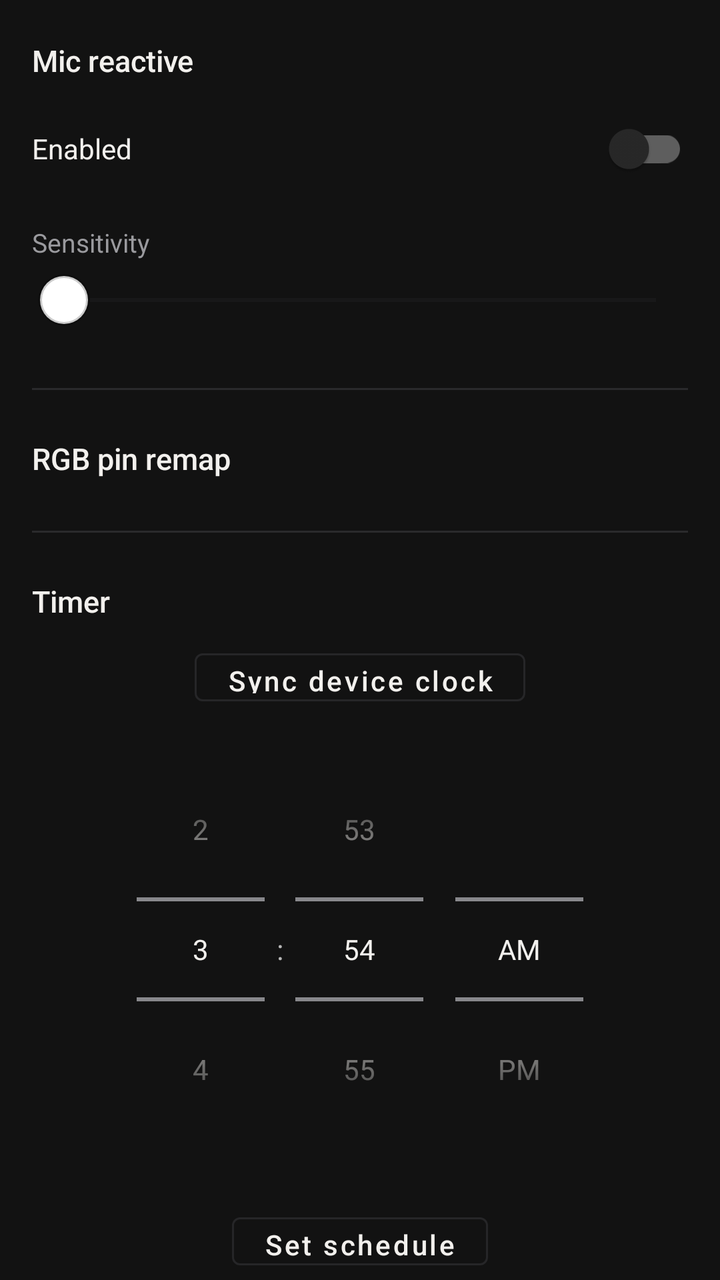
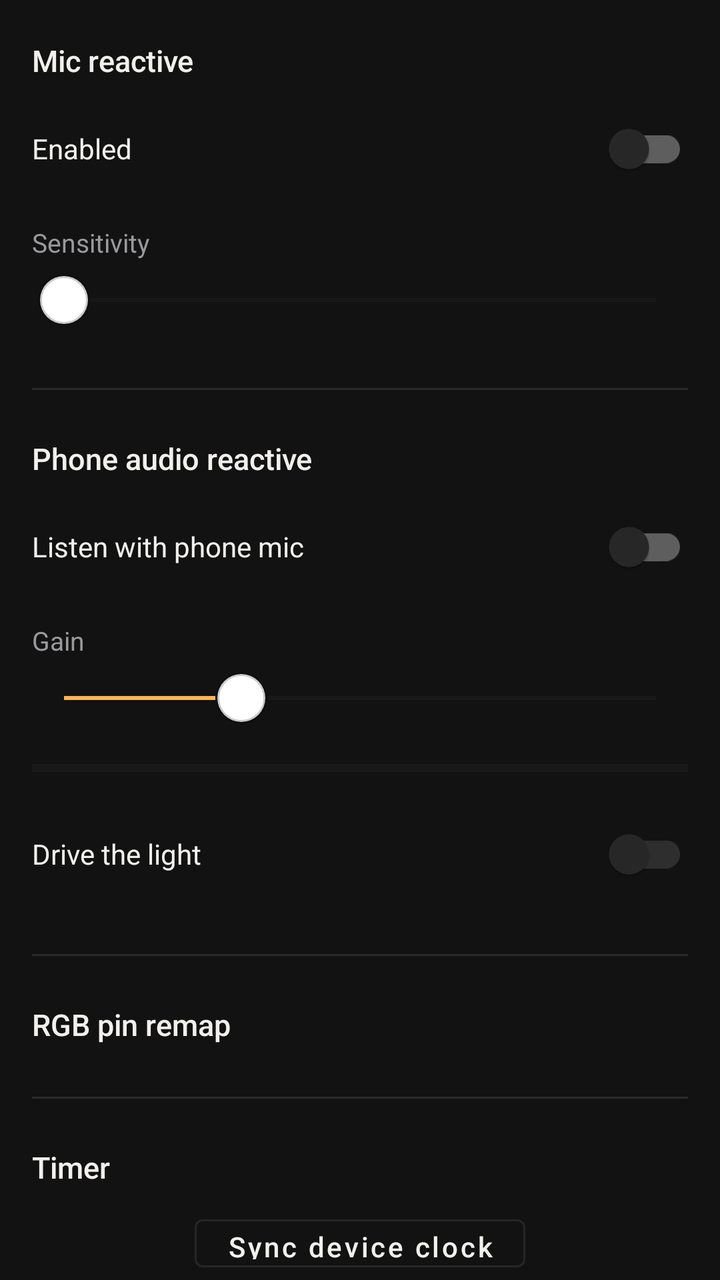

Two renders of the same Android screen: before a commit and after it. Below are the layout's source before the change and the commit's diff.
<!-- AndroidManifest.xml: application theme Theme.MelkLight -->
<!-- res/layout/fragment_more.xml -->
<?xml version="1.0" encoding="utf-8"?>
<androidx.core.widget.NestedScrollView xmlns:android="http://schemas.android.com/apk/res/android"
    xmlns:app="http://schemas.android.com/apk/res-auto"
    android:layout_width="match_parent"
    android:layout_height="match_parent"
    android:background="@color/bg">

    <LinearLayout
        android:layout_width="match_parent"
        android:layout_height="wrap_content"
        android:orientation="vertical"
        android:padding="16dp">

        
        <TextView style="@style/SectionTitle" android:text="@string/section_mic" android:paddingTop="4dp" />
        <com.google.android.material.switchmaterial.SwitchMaterial
            android:id="@+id/micSwitch"
            android:layout_width="match_parent"
            android:layout_height="wrap_content"
            android:textColor="@color/text_primary"
            android:text="@string/label_mic_enabled" />

        <TextView style="@style/SliderLabel" android:text="@string/label_sensitivity" android:paddingTop="14dp" android:paddingBottom="2dp" />
        <SeekBar android:id="@+id/micSensitivitySeek" style="@style/PlainSlider" />

        <com.google.android.material.chip.ChipGroup
            android:id="@+id/micEqChipGroup"
            android:layout_width="match_parent"
            android:layout_height="wrap_content"
            android:layout_marginTop="10dp"
            app:singleSelection="true"
            app:chipSpacingHorizontal="8dp" />

        <View style="@style/Divider" />

        
        <TextView style="@style/SectionTitle" android:text="@string/section_pin_remap" />
        <com.google.android.material.chip.ChipGroup
            android:id="@+id/pinChipGroup"
            android:layout_width="match_parent"
            android:layout_height="wrap_content"
            app:singleSelection="true"
            app:chipSpacingHorizontal="8dp" />

        <View style="@style/Divider" />

        
        <TextView style="@style/SectionTitle" android:text="@string/section_timer" />
        <com.google.android.material.button.MaterialButton
            android:id="@+id/syncTimeButton"
            style="@style/ModeToggleButton"
            android:layout_width="wrap_content"
            android:layout_gravity="center_horizontal"
            android:text="@string/action_sync_time"
            android:layout_marginBottom="12dp" />

        <TimePicker
            android:id="@+id/scheduleTimePicker"
            android:layout_width="wrap_content"
            android:layout_height="wrap_content"
            android:layout_gravity="center_horizontal"
            android:timePickerMode="spinner" />

        <com.google.android.material.chip.ChipGroup
            android:id="@+id/weekdayChipGroup"
            android:layout_width="wrap_content"
            android:layout_height="wrap_content"
            android:layout_gravity="center_horizontal"
            android:layout_marginTop="8dp"
            app:singleSelection="false"
            app:chipSpacingHorizontal="6dp" />

        <com.google.android.material.button.MaterialButton
            android:id="@+id/setScheduleButton"
            style="@style/ModeToggleButton"
            android:layout_width="wrap_content"
            android:layout_gravity="center_horizontal"
            android:text="@string/action_set_schedule"
            android:layout_marginTop="14dp"
            android:layout_marginBottom="32dp" />

    </LinearLayout>
</androidx.core.widget.NestedScrollView>
<!-- resources referenced by this layout -->
<resources>
  <color name="bg">#121212</color>
  <color name="text_primary">#F2F0ED</color>
  <string name="action_set_schedule">Set schedule</string>
  <string name="action_sync_time">Sync device clock</string>
  <string name="label_mic_enabled">Enabled</string>
  <string name="label_sensitivity">Sensitivity</string>
  <string name="section_mic">Mic reactive</string>
  <string name="section_pin_remap">RGB pin remap</string>
  <string name="section_timer">Timer</string>
  <style name="Divider">
          <item name="android:layout_width">match_parent</item>
          <item name="android:layout_height">1dp</item>
          <item name="android:background">@color/divider</item>
          <item name="android:layout_marginTop">16dp</item>
          <item name="android:layout_marginBottom">4dp</item>
      </style>
  <style name="ModeToggleButton" parent="Widget.MaterialComponents.Button.OutlinedButton">
          <item name="android:textAllCaps">false</item>
          <item name="android:layout_height">36dp</item>
          <item name="strokeColor">@color/surface_alt</item>
          <item name="android:textColor">@color/text_primary</item>
          <item name="rippleColor">@color/accent</item>
      </style>
  <style name="PlainSlider">
          <item name="android:layout_width">match_parent</item>
          <item name="android:layout_height">36dp</item>
          
          <item name="android:max">100</item>
          <item name="android:thumb">@drawable/thumb_slider</item>
          <item name="android:progressTint">@color/accent</item>
          <item name="android:progressBackgroundTint">@color/surface_alt</item>
      </style>
  <style name="SectionTitle">
          <item name="android:layout_width">match_parent</item>
          <item name="android:layout_height">wrap_content</item>
          <item name="android:textStyle">normal</item>
          <item name="android:fontFamily">sans-serif-medium</item>
          <item name="android:textSize">15sp</item>
          <item name="android:textColor">@color/text_primary</item>
          <item name="android:paddingTop">20dp</item>
          <item name="android:paddingBottom">10dp</item>
      </style>
  <style name="SliderLabel">
          <item name="android:layout_width">wrap_content</item>
          <item name="android:layout_height">wrap_content</item>
          <item name="android:textSize">13sp</item>
          <item name="android:textColor">@color/text_secondary</item>
      </style>
  <style name="Theme.MelkLight" parent="Theme.MaterialComponents.NoActionBar">
          <item name="android:windowBackground">@color/bg</item>
          <item name="colorPrimary">@color/accent</item>
          <item name="colorAccent">@color/accent</item>
          <item name="colorOnPrimary">@color/bg</item>
          <item name="android:textColorPrimary">@color/text_primary</item>
          <item name="android:textColorSecondary">@color/text_secondary</item>
          <item name="colorControlNormal">@color/text_secondary</item>
          <item name="colorControlActivated">@color/accent</item>
          <item name="android:statusBarColor">@color/bg</item>
          <item name="android:navigationBarColor">@color/bg</item>
          <item name="android:windowLightStatusBar">false</item>
      </style>
  <color name="divider">#2A2A2C</color>
  <color name="surface_alt">#262628</color>
  <color name="accent">#FFB454</color>
  <!-- drawable thumb_slider (drawable) -->
  <?xml version="1.0" encoding="utf-8"?>
  <shape xmlns:android="http://schemas.android.com/apk/res/android" android:shape="oval">
      <size android:width="26dp" android:height="26dp" />
      <solid android:color="#FFFFFF" />
      <stroke android:width="2dp" android:color="#33000000" />
  </shape>
  <color name="text_secondary">#9A9A9E</color>
</resources>

<!-- the commit's change to res/layout/fragment_more.xml (unified diff, before → after) -->
@@ -25,6 +25,49 @@
 
         <com.google.android.material.chip.ChipGroup
             android:id="@+id/micEqChipGroup"
+            android:layout_width="match_parent"
+            android:layout_height="wrap_content"
+            android:layout_marginTop="10dp"
+            app:singleSelection="true"
+            app:chipSpacingHorizontal="8dp" />
+
+        <View style="@style/Divider" />
+
+        
+        <TextView style="@style/SectionTitle" android:text="@string/section_audio_reactive" />
+        <com.google.android.material.switchmaterial.SwitchMaterial
+            android:id="@+id/audioListenSwitch"
+            android:layout_width="match_parent"
+            android:layout_height="wrap_content"
+            android:textColor="@color/text_primary"
+            android:text="@string/label_audio_listen" />
+
+        <TextView style="@style/SliderLabel" android:text="@string/label_gain" android:paddingTop="14dp" android:paddingBottom="2dp" />
+        <SeekBar android:id="@+id/audioGainSeek" style="@style/PlainSlider" android:progress="30" />
+
+        <ProgressBar
+            android:id="@+id/audioMeter"
+            style="?android:attr/progressBarStyleHorizontal"
+            android:layout_width="match_parent"
+            android:layout_height="10dp"
+            android:layout_marginTop="12dp"
+            android:progressTint="@color/accent"
+            android:progressBackgroundTint="@color/surface_alt"
+            android:max="100"
+            android:progress="0"
+            android:indeterminate="false" />
+
+        <com.google.android.material.switchmaterial.SwitchMaterial
+            android:id="@+id/audioDriveSwitch"
+            android:layout_width="match_parent"
+            android:layout_height="wrap_content"
+            android:layout_marginTop="14dp"
+            android:enabled="false"
+            android:textColor="@color/text_primary"
+            android:text="@string/label_audio_drive" />
+
+        <com.google.android.material.chip.ChipGroup
+            android:id="@+id/audioPatternChipGroup"
             android:layout_width="match_parent"
             android:layout_height="wrap_content"
             android:layout_marginTop="10dp"
<!-- resource entries referenced after the edit -->
@@ -4,8 +4,12 @@
   <color name="text_primary">#F2F0ED</color>
   <string name="action_set_schedule">Set schedule</string>
   <string name="action_sync_time">Sync device clock</string>
+  <string name="label_audio_drive">Drive the light</string>
+  <string name="label_audio_listen">Listen with phone mic</string>
+  <string name="label_gain">Gain</string>
   <string name="label_mic_enabled">Enabled</string>
   <string name="label_sensitivity">Sensitivity</string>
+  <string name="section_audio_reactive">Phone audio reactive</string>
   <string name="section_mic">Mic reactive</string>
   <string name="section_pin_remap">RGB pin remap</string>
   <string name="section_timer">Timer</string>
